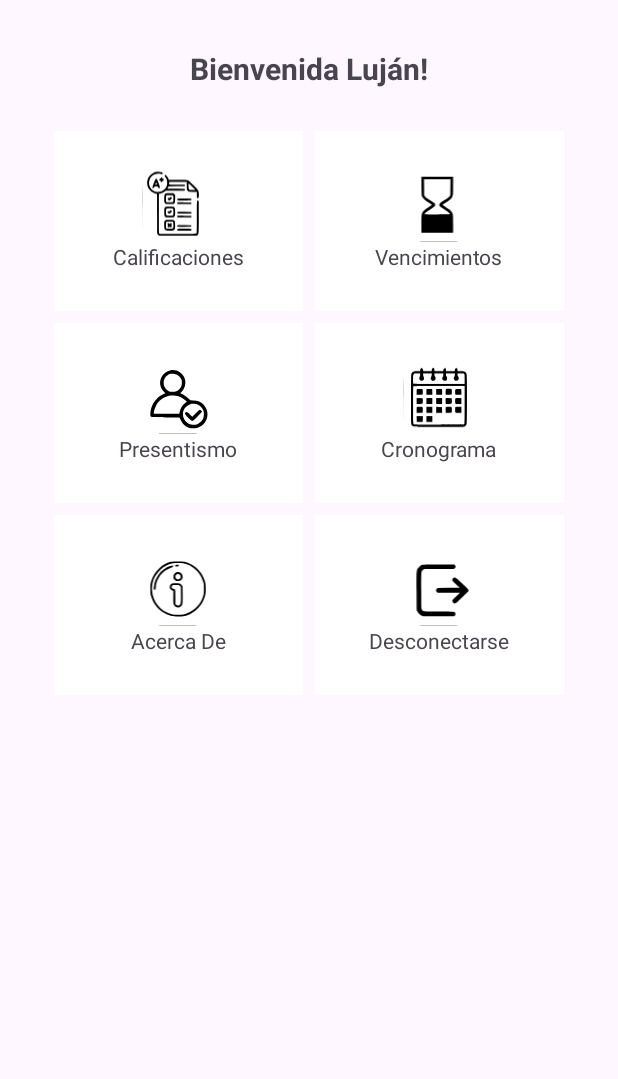
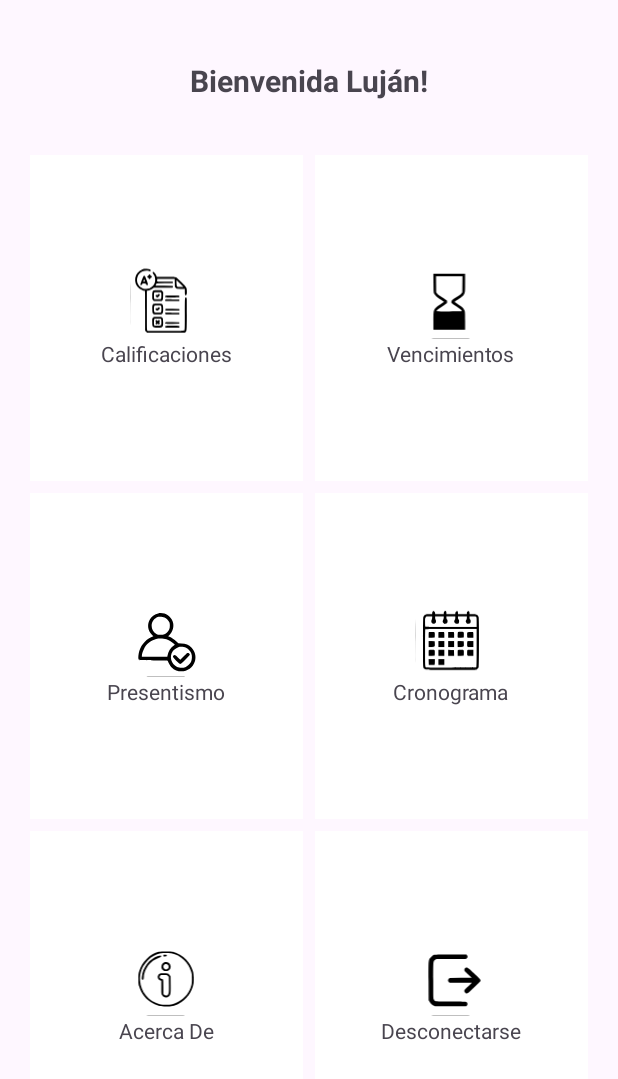
Before and after one commit to Hexagan/iStudent, an Android app: the screen it shows after launch (MainActivity), after a tap on "Ingresar como Invitado", on a phone screen of 412 x 824 dp. Shown: the top 1079 px of the screen. Run offline under Robolectric (Android 15) with nearby library versions, the phone set to English and light mode, and no system bars.

Commit message:
Acerca De y Home

```diff
--- a/app/src/main/res/layout/fragment_home.xml
+++ b/app/src/main/res/layout/fragment_home.xml
@@ -1,16 +1,11 @@
 <?xml version="1.0" encoding="utf-8"?>
-<ScrollView xmlns:android="http://schemas.android.com/apk/res/android"
+<androidx.constraintlayout.widget.ConstraintLayout xmlns:android="http://schemas.android.com/apk/res/android"
+    xmlns:app="http://schemas.android.com/apk/res-auto"
     android:layout_width="match_parent"
     android:layout_height="match_parent"
     android:padding="16dp">
 
-    <LinearLayout
-        android:orientation="vertical"
-        android:layout_width="match_parent"
-        android:layout_height="wrap_content"
-        android:gravity="center_horizontal"
-        android:padding="16dp">
-
+    <!-- Texto de bienvenida -->
     <TextView
         android:id="@+id/welcomeText"
         android:layout_width="wrap_content"
@@ -18,133 +13,171 @@
         android:text="Bienvenida Luján!"
         android:textSize="20sp"
         android:textStyle="bold"
-            android:layout_marginBottom="24dp"/>
+        android:layout_marginTop="24dp"
+        app:layout_constraintTop_toTopOf="parent"
+        app:layout_constraintStart_toStartOf="parent"
+        app:layout_constraintEnd_toEndOf="parent" />
 
+    <!-- GridLayout con botones -->
     <GridLayout
         android:id="@+id/menuGrid"
-            android:layout_width="match_parent"
-            android:layout_height="wrap_content"
+        android:layout_width="0dp"
+        android:layout_height="0dp"
         android:columnCount="2"
         android:rowCount="3"
         android:alignmentMode="alignMargins"
         android:rowOrderPreserved="false"
-            android:useDefaultMargins="true">
+        android:useDefaultMargins="true"
+        android:layout_marginTop="32dp"
+        android:layout_marginBottom="32dp"
+        app:layout_constraintTop_toBottomOf="@id/welcomeText"
+        app:layout_constraintBottom_toBottomOf="parent"
+        app:layout_constraintStart_toStartOf="parent"
+        app:layout_constraintEnd_toEndOf="parent">
 
-            <!-- Botón 1 -->
+        <!-- Reutilizable: Plantilla de botón -->
+        <!-- Solo cambiá el id, imagen y texto según el caso -->
+
         <LinearLayout
             android:id="@+id/buttonCalificaciones"
             android:layout_width="0dp"
-                android:layout_height="120dp"
+            android:layout_height="0dp"
+            android:layout_rowWeight="1"
             android:layout_columnWeight="1"
-                android:background="@color/white"
+            android:layout_gravity="fill"
+            android:orientation="vertical"
             android:gravity="center"
-                android:orientation="vertical">
+            android:background="@color/white">
+
             <ImageView
                 android:layout_width="48dp"
                 android:layout_height="48dp"
-                    android:src="@drawable/ic_calificaciones"/>
+                android:contentDescription="Calificaciones"
+                android:src="@drawable/ic_calificaciones" />
+
             <TextView
                 android:layout_width="wrap_content"
                 android:layout_height="wrap_content"
-                    android:text="Calificaciones"/>
+                android:text="Calificaciones" />
         </LinearLayout>
 
-            <!-- Botón 2 -->
         <LinearLayout
             android:id="@+id/buttonVencimientos"
             android:layout_width="0dp"
-                android:layout_height="120dp"
+            android:layout_height="0dp"
+            android:layout_rowWeight="1"
             android:layout_columnWeight="1"
-                android:background="@color/white"
+            android:layout_gravity="fill"
+            android:orientation="vertical"
             android:gravity="center"
-                android:orientation="vertical">
+            android:background="@color/white">
+
             <ImageView
                 android:layout_width="48dp"
                 android:layout_height="48dp"
-                    android:src="@drawable/ic_vencimientos"/>
+                android:src="@drawable/ic_vencimientos"
+                android:contentDescription="Vencimientos" />
+
             <TextView
                 android:layout_width="wrap_content"
                 android:layout_height="wrap_content"
-                    android:text="Vencimientos"/>
+                android:text="Vencimientos" />
         </LinearLayout>
 
-            <!-- Botón 3 -->
         <LinearLayout
             android:id="@+id/buttonPresentismo"
             android:layout_width="0dp"
-                android:layout_height="120dp"
+            android:layout_height="0dp"
+            android:layout_rowWeight="1"
             android:layout_columnWeight="1"
-                android:background="@color/white"
+            android:layout_gravity="fill"
+            android:orientation="vertical"
             android:gravity="center"
-                android:orientation="vertical">
+            android:background="@color/white">
+
             <ImageView
                 android:layout_width="48dp"
                 android:layout_height="48dp"
-                    android:src="@drawable/ic_presentismo"/>
+                android:src="@drawable/ic_presentismo"
+                android:contentDescription="Presentismo" />
+
             <TextView
                 android:layout_width="wrap_content"
                 android:layout_height="wrap_content"
-                    android:text="Presentismo"/>
+                android:text="Presentismo" />
         </LinearLayout>
 
-            <!-- Botón 4 -->
         <LinearLayout
             android:id="@+id/buttonCronograma"
             android:layout_width="0dp"
-                android:layout_height="120dp"
+            android:layout_height="0dp"
+            android:layout_rowWeight="1"
             android:layout_columnWeight="1"
-                android:background="@color/white"
+            android:layout_gravity="fill"
+            android:orientation="vertical"
             android:gravity="center"
-                android:orientation="vertical">
+            android:background="@color/white">
+
             <ImageView
                 android:layout_width="48dp"
                 android:layout_height="48dp"
-                    android:src="@drawable/ic_cronograma"/>
+                android:src="@drawable/ic_cronograma"
+                android:contentDescription="Cronograma"
+                />
+
             <TextView
                 android:layout_width="wrap_content"
                 android:layout_height="wrap_content"
-                    android:text="Cronograma"/>
+                android:text="Cronograma" />
         </LinearLayout>
 
-            <!-- Botón 5 -->
         <LinearLayout
             android:id="@+id/buttonAcercaDe"
             android:layout_width="0dp"
-                android:layout_height="120dp"
+            android:layout_height="0dp"
+            android:layout_rowWeight="1"
             android:layout_columnWeight="1"
-                android:background="@color/white"
+            android:layout_gravity="fill"
+            android:orientation="vertical"
             android:gravity="center"
-                android:orientation="vertical">
+            android:background="@color/white">
+
             <ImageView
                 android:layout_width="48dp"
                 android:layout_height="48dp"
-                    android:src="@drawable/ic_acerca_de"/>
+                android:src="@drawable/ic_acerca_de"
+                android:contentDescription="Acerca De"
+                />
+
             <TextView
                 android:layout_width="wrap_content"
                 android:layout_height="wrap_content"
-                    android:text="Acerca De"/>
+                android:text="Acerca De" />
         </LinearLayout>
 
-            <!-- Botón 6 -->
         <LinearLayout
             android:id="@+id/buttonDesconectarse"
             android:layout_width="0dp"
-                android:layout_height="120dp"
+            android:layout_height="0dp"
+            android:layout_rowWeight="1"
             android:layout_columnWeight="1"
-                android:background="@color/white"
+            android:layout_gravity="fill"
+            android:orientation="vertical"
             android:gravity="center"
-                android:orientation="vertical">
+            android:background="@color/white">
+
             <ImageView
                 android:layout_width="48dp"
                 android:layout_height="48dp"
-                    android:src="@drawable/ic_desconectarse"/>
+                android:src="@drawable/ic_desconectarse"
+                android:contentDescription="Desconectarse" />
+
             <TextView
                 android:layout_width="wrap_content"
                 android:layout_height="wrap_content"
-                    android:text="Desconectarse"/>
+                android:text="Desconectarse" />
         </LinearLayout>
 
     </GridLayout>
 
-    </LinearLayout>
-</ScrollView>
+</androidx.constraintlayout.widget.ConstraintLayout>
--- a/app/src/main/res/values/strings.xml
+++ b/app/src/main/res/values/strings.xml
@@ -43,4 +43,5 @@
         libero vel nunc consequat, quis tincidunt nisl eleifend. Cras bibendum enim a justo luctus
         vestibulum. Fusce dictum libero quis erat maximus, vitae volutpat diam dignissim.
     </string>
+    <string name="desc_acerca_de">Esta aplicación fue desarrollada para otorgar a los estudiantes una herramienta útil donde puedan consultar información importante sobre su cursada. \n\nEntre sus funcionalidades se encuentran:\n1. Visualizar calificaciones. \n2. Control de presentismo.\n3. Acceso a vencimientos importantes. \n4. Consulta del cronograma de materias. \n\nDiseñada con el propósito de facilitar el seguimiento académico y mejorar la organización del estudiante.</string>
 </resources>
```
Also changed, not shown: app/src/main/java/ar/com/ifts18/istudent/AcercaDeActivity.kt (+11 -1 lines), app/src/main/res/layout/acerca_de.xml (+58 -37 lines), app/src/main/res/layout/fragment_cronograma.xml (+20 -19 lines). Lines whose indentation alone changed are shown as unchanged.
